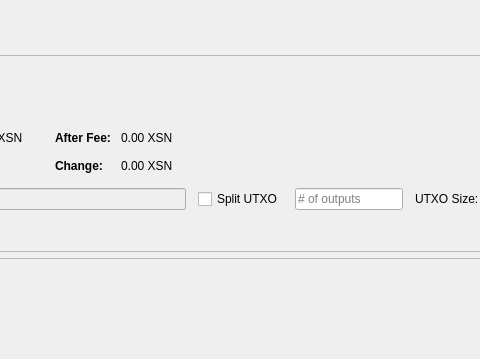
Above: src/qt/forms/sendcoinsdialog.ui from X9Developers/XSN before the change; both pictures show x 348 to 828 and y 0 to 359 of the 910 by 698 pixel window. Below: the same form after it.
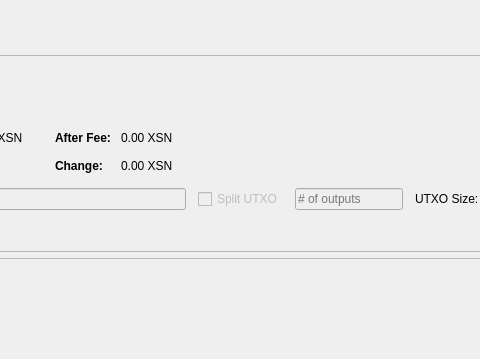
That is the form after the change. Custom widgets are drawn as their Qt base class.

```diff
--- a/src/qt/forms/sendcoinsdialog.ui
+++ b/src/qt/forms/sendcoinsdialog.ui
@@ -588,6 +588,9 @@
              </item>
              <item>
               <widget class="QCheckBox" name="splitBlockCheckBox">
+               <property name="enabled">
+                <bool>false</bool>
+               </property>
                <property name="text">
                 <string>Split UTXO</string>
                </property>
@@ -595,6 +598,9 @@
              </item>
              <item>
               <widget class="QLineEdit" name="splitBlockLineEdit">
+               <property name="enabled">
+                <bool>false</bool>
+               </property>
                <property name="sizePolicy">
                 <sizepolicy hsizetype="Fixed" vsizetype="Fixed">
                  <horstretch>50</horstretch>
```
